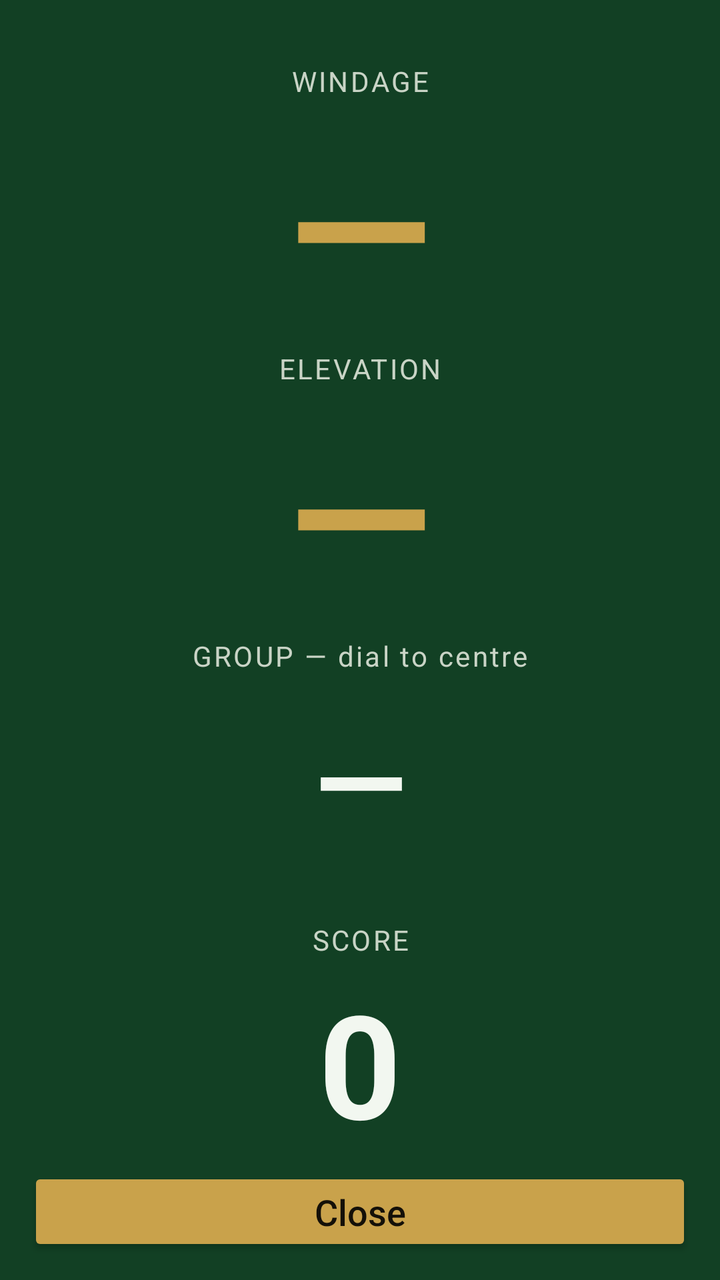
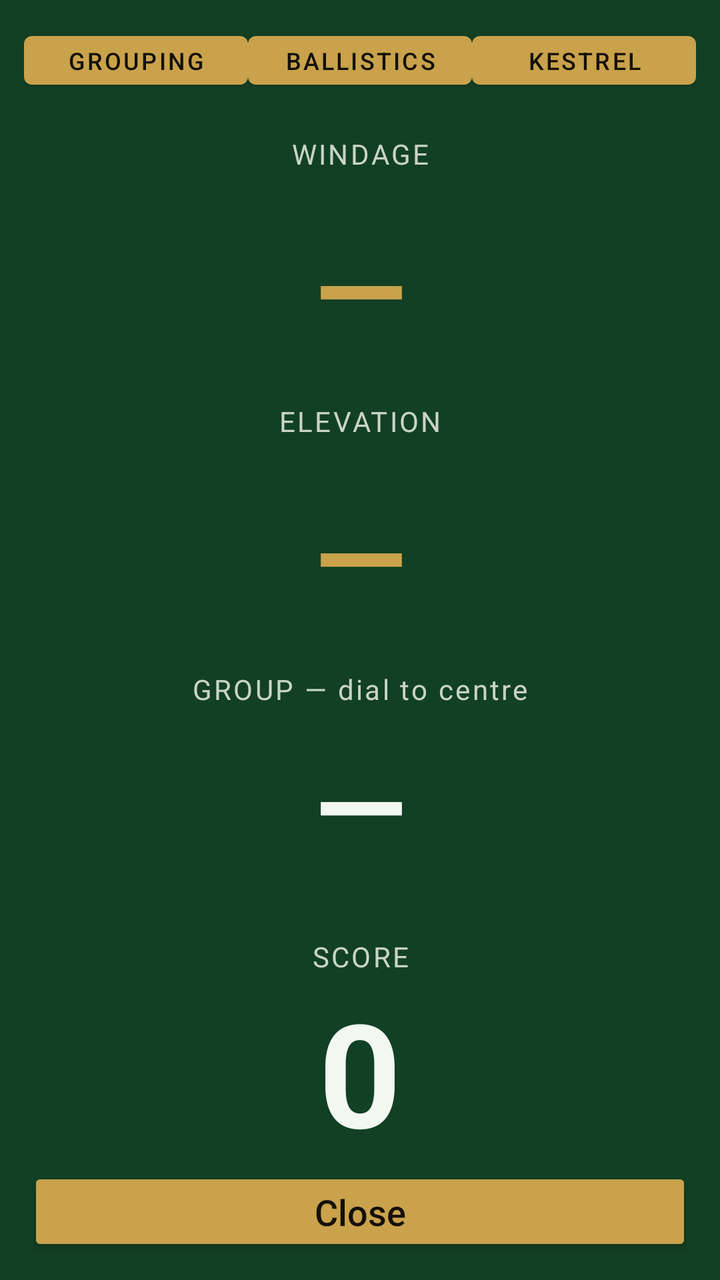

An Android layout rendered at two revisions. The XML below is the earlier revision; the diff shows what the commit changed to produce the second picture.
<!-- AndroidManifest.xml: application theme Theme.BAS -->
<!-- res/layout/activity_range.xml -->
<?xml version="1.0" encoding="utf-8"?>
<LinearLayout xmlns:android="http://schemas.android.com/apk/res/android"
    android:layout_width="match_parent" android:layout_height="match_parent"
    android:orientation="vertical"
    android:background="?android:attr/colorBackground" android:padding="12dp">

    <TextView android:id="@+id/tvRangeStatus"
        android:layout_width="match_parent" android:layout_height="wrap_content"
        android:textColor="?android:attr/textColorSecondary" android:textSize="14sp"
        android:gravity="end" android:text="" />

    <TextView android:id="@+id/tvRangeWindCaption"
        android:layout_width="match_parent" android:layout_height="wrap_content"
        android:textColor="?android:attr/textColorSecondary" android:textSize="14sp"
        android:letterSpacing="0.08" android:gravity="center" android:text="WINDAGE" />
    <TextView android:id="@+id/tvRangeWind"
        android:layout_width="match_parent" android:layout_height="0dp" android:layout_weight="1.2"
        android:textColor="?attr/colorAccent" android:textSize="72sp" android:textStyle="bold"
        android:gravity="center" android:text="—" android:autoSizeTextType="uniform"
        android:autoSizeMinTextSize="26sp" android:autoSizeMaxTextSize="96sp" />

    <TextView android:id="@+id/tvRangeElevCaption"
        android:layout_width="match_parent" android:layout_height="wrap_content"
        android:textColor="?android:attr/textColorSecondary" android:textSize="14sp"
        android:letterSpacing="0.08" android:gravity="center" android:text="ELEVATION" />
    <TextView android:id="@+id/tvRangeElev"
        android:layout_width="match_parent" android:layout_height="0dp" android:layout_weight="1.2"
        android:textColor="?attr/colorAccent" android:textSize="72sp" android:textStyle="bold"
        android:gravity="center" android:text="—" android:autoSizeTextType="uniform"
        android:autoSizeMinTextSize="26sp" android:autoSizeMaxTextSize="96sp" />

    <TextView android:id="@+id/tvRangeCorrCaption"
        android:layout_width="match_parent" android:layout_height="wrap_content"
        android:textColor="?android:attr/textColorSecondary" android:textSize="14sp"
        android:letterSpacing="0.08" android:gravity="center" android:text="GROUP — dial to centre" />
    <TextView android:id="@+id/tvRangeCorrection"
        android:layout_width="match_parent" android:layout_height="0dp" android:layout_weight="1"
        android:textColor="?android:attr/textColorPrimary" android:textSize="44sp" android:textStyle="bold"
        android:gravity="center" android:text="—" android:autoSizeTextType="uniform"
        android:autoSizeMinTextSize="20sp" android:autoSizeMaxTextSize="60sp" />
    <TextView android:id="@+id/tvRangeCorrAngle"
        android:layout_width="match_parent" android:layout_height="wrap_content"
        android:textColor="?android:attr/textColorSecondary" android:textSize="14sp"
        android:gravity="center" android:text="" />

    <TextView android:layout_width="match_parent" android:layout_height="wrap_content"
        android:textColor="?android:attr/textColorSecondary" android:textSize="14sp"
        android:letterSpacing="0.08" android:gravity="center" android:text="SCORE" />
    <TextView android:id="@+id/tvRangeScore"
        android:layout_width="match_parent" android:layout_height="0dp" android:layout_weight="1"
        android:textColor="?android:attr/textColorPrimary" android:textSize="52sp" android:textStyle="bold"
        android:gravity="center" android:text="0" android:autoSizeTextType="uniform"
        android:autoSizeMinTextSize="22sp" android:autoSizeMaxTextSize="72sp" />

    <Button android:id="@+id/btnRangeClose"
        android:layout_width="match_parent" android:layout_height="wrap_content"
        android:text="Close" android:textSize="18sp" style="@style/Sts.ActionButton" />
</LinearLayout>
<!-- resources referenced by this layout -->
<resources>
  <style name="Sts.ActionButton" parent="Widget.AppCompat.Button">
          <item name="android:textAllCaps">false</item>
          <item name="android:textSize">14sp</item>
          <item name="android:minHeight">44dp</item>
          <item name="android:paddingLeft">10dp</item>
          <item name="android:paddingRight">10dp</item>
          <item name="android:layout_marginStart">2dp</item>
          <item name="android:layout_marginEnd">2dp</item>
      </style>
  <style name="Theme.BAS" parent="Theme.BAS.Dark" />
  <style name="Theme.BAS.Dark" parent="Theme.BAS.Base">
          <item name="basReticleColor">@color/reticle_dark</item>
          <item name="android:windowBackground">@color/dark_bg</item>
          <item name="colorSurface">@color/dark_surface</item>
          <item name="colorPrimary">@color/dark_accent</item>
          <item name="colorSecondary">@color/dark_accent</item>
          <item name="colorAccent">@color/dark_accent</item>
          <item name="colorOnPrimary">@color/dark_on_accent</item>
          <item name="colorOnSecondary">@color/dark_on_accent</item>
          <item name="android:colorBackground">@color/dark_surface</item>
          <item name="android:textColorPrimary">@color/dark_text</item>
          <item name="android:textColorSecondary">@color/dark_text_dim</item>
          <item name="android:textColorTertiary">#C9D4C6</item>
          <item name="android:textColorHint">#A6B2A4</item>
          <item name="colorOnSurface">@color/dark_text</item>
          <item name="colorOnBackground">@color/dark_text</item>
      </style>
  <style name="Theme.BAS.Base" parent="Theme.MaterialComponents.NoActionBar">
          <item name="android:statusBarColor">@color/dark_bg</item>
      </style>
  <color name="reticle_dark">#FFC400</color>
  <color name="dark_bg">#0B2818</color>
  <color name="dark_surface">#124024</color>
  <color name="dark_accent">#C9A24B</color>
  <color name="dark_on_accent">#141008</color>
  <color name="dark_text">#F2F7F0</color>
  <color name="dark_text_dim">#C9D4C6</color>
</resources>

<!-- the commit's change to res/layout/activity_range.xml (unified diff, before → after) -->
@@ -3,6 +3,19 @@
     android:layout_width="match_parent" android:layout_height="match_parent"
     android:orientation="vertical"
     android:background="?android:attr/colorBackground" android:padding="12dp">
+
+    <LinearLayout android:layout_width="match_parent" android:layout_height="wrap_content"
+        android:orientation="horizontal">
+        <Button android:id="@+id/btnSrcGrouping"
+            android:layout_width="0dp" android:layout_weight="1" android:layout_height="wrap_content"
+            android:text="Grouping" android:textSize="12sp" android:minHeight="0dp" />
+        <Button android:id="@+id/btnSrcBallistics"
+            android:layout_width="0dp" android:layout_weight="1" android:layout_height="wrap_content"
+            android:text="Ballistics" android:textSize="12sp" android:minHeight="0dp" />
+        <Button android:id="@+id/btnSrcKestrel"
+            android:layout_width="0dp" android:layout_weight="1" android:layout_height="wrap_content"
+            android:text="Kestrel" android:textSize="12sp" android:minHeight="0dp" />
+    </LinearLayout>
 
     <TextView android:id="@+id/tvRangeStatus"
         android:layout_width="match_parent" android:layout_height="wrap_content"
@@ -13,29 +26,29 @@
         android:layout_width="match_parent" android:layout_height="wrap_content"
         android:textColor="?android:attr/textColorSecondary" android:textSize="14sp"
         android:letterSpacing="0.08" android:gravity="center" android:text="WINDAGE" />
-    <TextView android:id="@+id/tvRangeWind"
+    <TextView android:id="@+id/tvRangeWind" android:maxLines="1"
         android:layout_width="match_parent" android:layout_height="0dp" android:layout_weight="1.2"
-        android:textColor="?attr/colorAccent" android:textSize="72sp" android:textStyle="bold"
+        android:textColor="?attr/colorAccent" android:textSize="46sp" android:textStyle="bold"
         android:gravity="center" android:text="—" android:autoSizeTextType="uniform"
-        android:autoSizeMinTextSize="26sp" android:autoSizeMaxTextSize="96sp" />
+        android:autoSizeMinTextSize="18sp" android:autoSizeMaxTextSize="60sp" />
 
     <TextView android:id="@+id/tvRangeElevCaption"
         android:layout_width="match_parent" android:layout_height="wrap_content"
         android:textColor="?android:attr/textColorSecondary" android:textSize="14sp"
         android:letterSpacing="0.08" android:gravity="center" android:text="ELEVATION" />
-    <TextView android:id="@+id/tvRangeElev"
+    <TextView android:id="@+id/tvRangeElev" android:maxLines="1"
         android:layout_width="match_parent" android:layout_height="0dp" android:layout_weight="1.2"
-        android:textColor="?attr/colorAccent" android:textSize="72sp" android:textStyle="bold"
+        android:textColor="?attr/colorAccent" android:textSize="46sp" android:textStyle="bold"
         android:gravity="center" android:text="—" android:autoSizeTextType="uniform"
-        android:autoSizeMinTextSize="26sp" android:autoSizeMaxTextSize="96sp" />
+        android:autoSizeMinTextSize="18sp" android:autoSizeMaxTextSize="60sp" />
 
     <TextView android:id="@+id/tvRangeCorrCaption"
         android:layout_width="match_parent" android:layout_height="wrap_content"
         android:textColor="?android:attr/textColorSecondary" android:textSize="14sp"
         android:letterSpacing="0.08" android:gravity="center" android:text="GROUP — dial to centre" />
-    <TextView android:id="@+id/tvRangeCorrection"
+    <TextView android:id="@+id/tvRangeCorrection" android:maxLines="1"
         android:layout_width="match_parent" android:layout_height="0dp" android:layout_weight="1"
-        android:textColor="?android:attr/textColorPrimary" android:textSize="44sp" android:textStyle="bold"
+        android:textColor="?android:attr/textColorPrimary" android:textSize="38sp" android:textStyle="bold"
         android:gravity="center" android:text="—" android:autoSizeTextType="uniform"
         android:autoSizeMinTextSize="20sp" android:autoSizeMaxTextSize="60sp" />
     <TextView android:id="@+id/tvRangeCorrAngle"
@@ -46,7 +59,7 @@
     <TextView android:layout_width="match_parent" android:layout_height="wrap_content"
         android:textColor="?android:attr/textColorSecondary" android:textSize="14sp"
         android:letterSpacing="0.08" android:gravity="center" android:text="SCORE" />
-    <TextView android:id="@+id/tvRangeScore"
+    <TextView android:id="@+id/tvRangeScore" android:maxLines="1"
         android:layout_width="match_parent" android:layout_height="0dp" android:layout_weight="1"
         android:textColor="?android:attr/textColorPrimary" android:textSize="52sp" android:textStyle="bold"
         android:gravity="center" android:text="0" android:autoSizeTextType="uniform"
